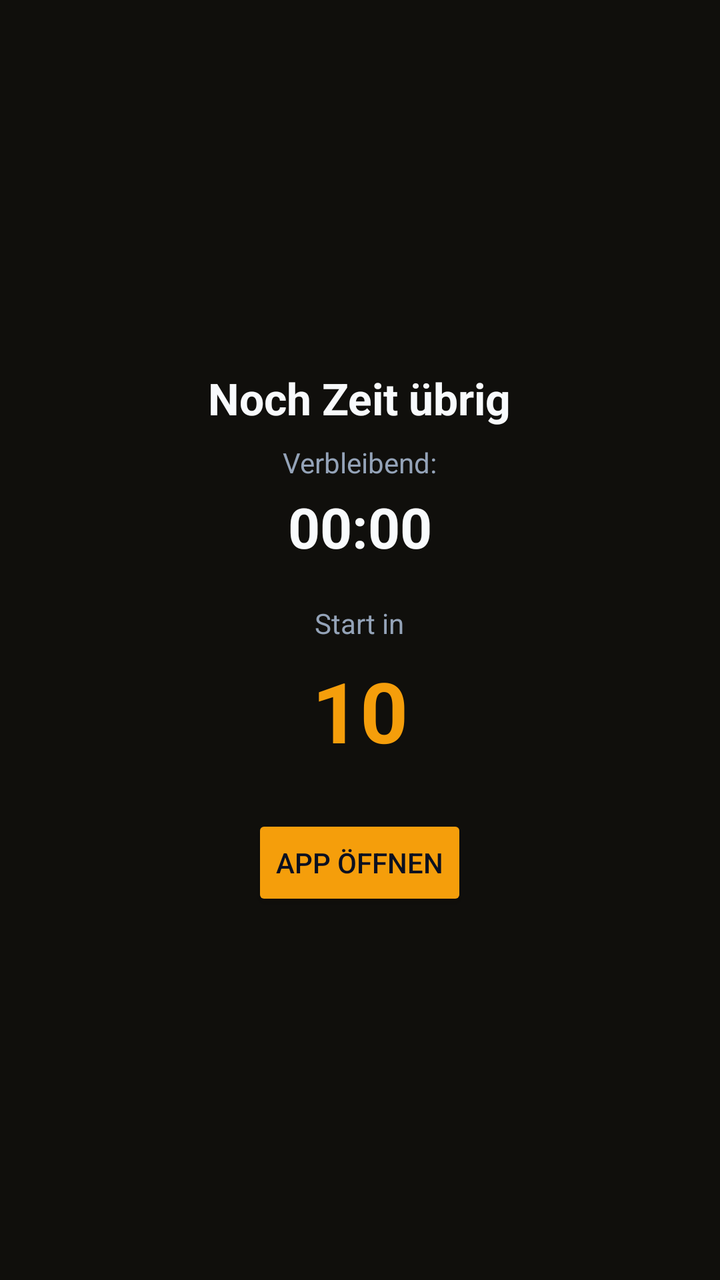
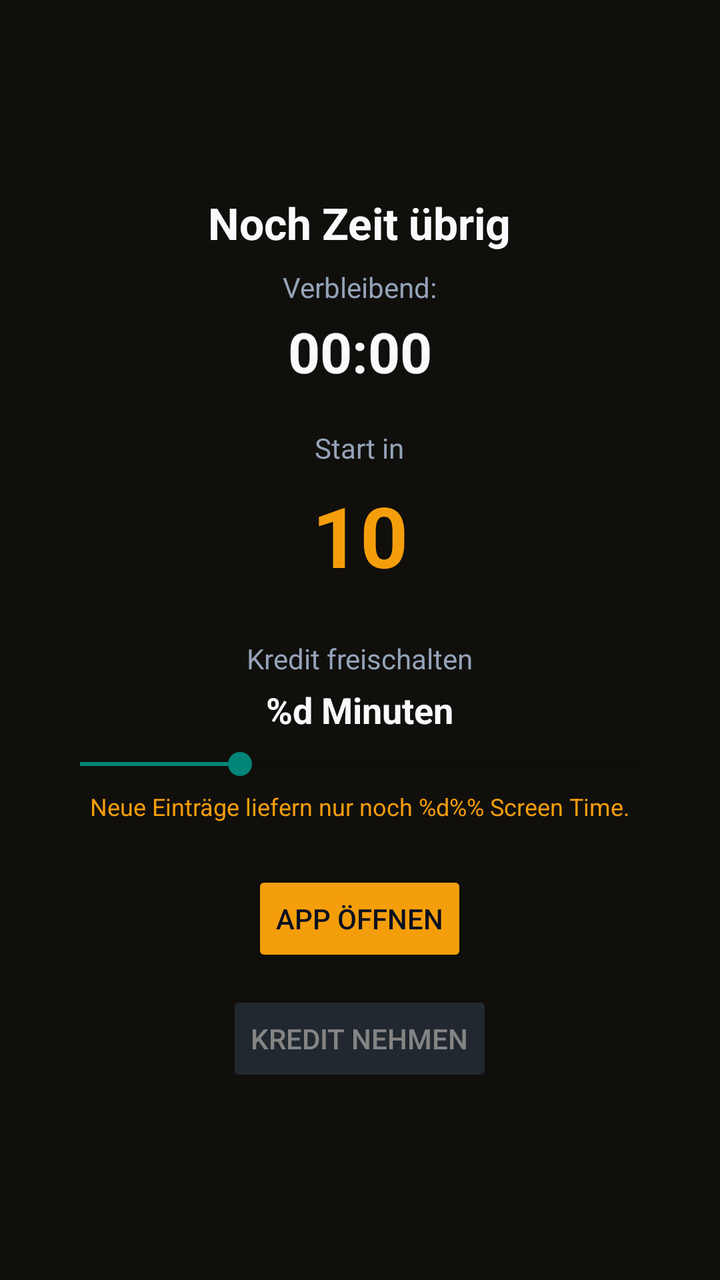

The first picture is an Android layout as it rendered before a commit; the second is the same layout after the commit. The layout source and the unified diff follow.
<!-- AndroidManifest.xml: activity theme Theme.App.Blocker -->
<!-- res/layout/activity_insta_preface.xml -->
<?xml version="1.0" encoding="utf-8"?>
<LinearLayout xmlns:android="http://schemas.android.com/apk/res/android"
  android:layout_width="match_parent"
  android:layout_height="match_parent"
  android:background="#100f0c"
  android:gravity="center"
  android:orientation="vertical"
  android:padding="24dp">

  <TextView
    android:id="@+id/preface_title"
    android:layout_width="wrap_content"
    android:layout_height="wrap_content"
    android:text="@string/preface_title"
    android:textColor="#f8fafc"
    android:textSize="22sp"
    android:textStyle="bold" />

  <TextView
    android:layout_width="wrap_content"
    android:layout_height="wrap_content"
    android:layout_marginTop="8dp"
    android:text="@string/preface_remaining_label"
    android:textColor="#94a3b8"
    android:textSize="14sp" />

  <TextView
    android:id="@+id/preface_remaining"
    android:layout_width="wrap_content"
    android:layout_height="wrap_content"
    android:layout_marginTop="4dp"
    android:text="00:00"
    android:textColor="#f8fafc"
    android:textSize="28sp"
    android:textStyle="bold" />

  <TextView
    android:layout_width="wrap_content"
    android:layout_height="wrap_content"
    android:layout_marginTop="20dp"
    android:text="@string/preface_countdown_label"
    android:textColor="#94a3b8"
    android:textSize="14sp" />

  <TextView
    android:id="@+id/preface_countdown"
    android:layout_width="wrap_content"
    android:layout_height="wrap_content"
    android:layout_marginTop="6dp"
    android:text="10"
    android:textColor="#f59e0b"
    android:textSize="42sp"
    android:textStyle="bold" />

  <Button
    android:id="@+id/preface_button"
    android:layout_width="wrap_content"
    android:layout_height="wrap_content"
    android:layout_marginTop="24dp"
    android:text="@string/preface_button"
    android:backgroundTint="#f59e0b"
    android:textColor="#0b1020" />
</LinearLayout>
<!-- resources referenced by this layout -->
<resources>
  <string name="preface_button">App \u00f6ffnen</string>
  <string name="preface_countdown_label">Start in</string>
  <string name="preface_remaining_label">Verbleibend:</string>
  <string name="preface_title">Noch Zeit \u00fcbrig</string>
  <style name="Theme.App.Blocker" parent="Theme.AppCompat.Light.NoActionBar">
      <item name="android:windowBackground">#0f1114</item>
    </style>
</resources>

<!-- the commit's change to res/layout/activity_insta_preface.xml (unified diff, before → after) -->
@@ -52,6 +52,42 @@
     android:textSize="42sp"
     android:textStyle="bold" />
 
+  <TextView
+    android:id="@+id/preface_credit_title"
+    android:layout_width="wrap_content"
+    android:layout_height="wrap_content"
+    android:layout_marginTop="24dp"
+    android:text="@string/preface_credit_title"
+    android:textColor="#94a3b8"
+    android:textSize="14sp" />
+
+  <TextView
+    android:id="@+id/preface_credit_value"
+    android:layout_width="wrap_content"
+    android:layout_height="wrap_content"
+    android:layout_marginTop="4dp"
+    android:text="@string/preface_credit_minutes"
+    android:textColor="#f8fafc"
+    android:textSize="18sp"
+    android:textStyle="bold" />
+
+  <SeekBar
+    android:id="@+id/preface_credit_slider"
+    android:layout_width="match_parent"
+    android:layout_height="wrap_content"
+    android:layout_marginTop="6dp"
+    android:max="14"
+    android:progress="4" />
+
+  <TextView
+    android:id="@+id/preface_credit_penalty"
+    android:layout_width="wrap_content"
+    android:layout_height="wrap_content"
+    android:layout_marginTop="4dp"
+    android:text="@string/preface_credit_penalty_hint"
+    android:textColor="#f59e0b"
+    android:textSize="12sp" />
+
   <Button
     android:id="@+id/preface_button"
     android:layout_width="wrap_content"
@@ -60,4 +96,15 @@
     android:text="@string/preface_button"
     android:backgroundTint="#f59e0b"
     android:textColor="#0b1020" />
+
+  <Button
+    android:id="@+id/preface_credit_button"
+    android:layout_width="wrap_content"
+    android:layout_height="wrap_content"
+    android:layout_marginTop="12dp"
+    android:text="@string/preface_credit_button"
+    android:backgroundTint="#334155"
+    android:textColor="#f8fafc"
+    android:alpha="0.5"
+    android:enabled="false" />
 </LinearLayout>
<!-- resource entries referenced after the edit -->
@@ -2,6 +2,10 @@
 <resources>
   <string name="preface_button">App \u00f6ffnen</string>
   <string name="preface_countdown_label">Start in</string>
+  <string name="preface_credit_button">Kredit nehmen</string>
+  <string name="preface_credit_minutes">%d Minuten</string>
+  <string name="preface_credit_penalty_hint">Neue Einträge liefern nur noch %d%% Screen Time.</string>
+  <string name="preface_credit_title">Kredit freischalten</string>
   <string name="preface_remaining_label">Verbleibend:</string>
   <string name="preface_title">Noch Zeit \u00fcbrig</string>
   <style name="Theme.App.Blocker" parent="Theme.AppCompat.Light.NoActionBar">
